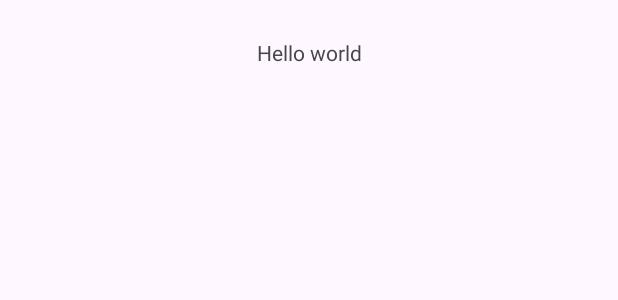
After one commit to AlesandroQG/PROMScroll_InfinitoV2, an Android app: the layout item_task.xml on its own in the app's theme, with its tools: preview values and no code run, on a phone screen of 412 x 824 dp. The commit adds this screen. Shown: the top 300 px of the screen. Run offline under Robolectric (Android 15) with nearby library versions, the phone set to English and light mode, and no system bars.

Commit message:
Creación de la clase TaskViewHolder y del layout item_task

```diff
--- a/app/src/main/java/com/alesandro/scroll_infinito/MainActivity.kt
+++ b/app/src/main/java/com/alesandro/scroll_infinito/MainActivity.kt
@@ -15,6 +15,8 @@ class MainActivity : AppCompatActivity() {
     lateinit var etTask: EditText
     lateinit var btnAddTask: Button
     lateinit var rvTasks: RecyclerView
+
+    var tasks = mutableListOf<String>()
 
     /**
      * Función que se ejecuta al crear la actividad
@@ -55,7 +57,8 @@ class MainActivity : AppCompatActivity() {
      * Función que agrega una tarea a la lista
      */
     private fun addTask() {
-        val taskToAdd = etTask.text.toString()
+        val taskToAdd:String = etTask.text.toString()
+        tasks.add(taskToAdd)
     }
 
 }
--- /dev/null
+++ b/app/src/main/res/layout/item_task.xml
@@ -0,0 +1,18 @@
+<?xml version="1.0" encoding="utf-8"?>
+<androidx.constraintlayout.widget.ConstraintLayout xmlns:android="http://schemas.android.com/apk/res/android"
+    android:layout_width="match_parent"
+    android:layout_height="70dp"
+    xmlns:app="http://schemas.android.com/apk/res-auto"
+    xmlns:tools="http://schemas.android.com/tools">
+
+    <TextView
+        android:id="@+id/tvTask"
+        android:layout_width="wrap_content"
+        android:layout_height="wrap_content"
+        tools:text="Hello world"
+        app:layout_constraintTop_toTopOf="parent"
+        app:layout_constraintBottom_toBottomOf="parent"
+        app:layout_constraintStart_toStartOf="parent"
+        app:layout_constraintEnd_toEndOf="parent" />
+
+</androidx.constraintlayout.widget.ConstraintLayout>
```
Also changed, not shown: app/src/main/java/com/alesandro/scroll_infinito/TaskViewHolder.kt (added, +20 -0 lines).
